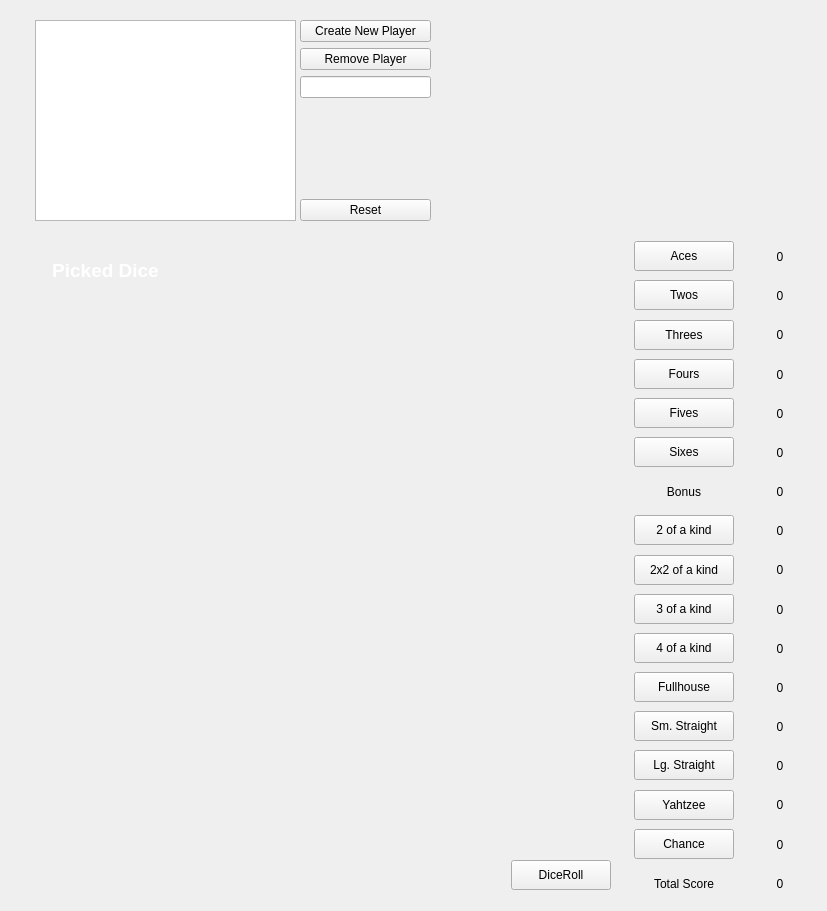
First picture: the form in GUI.ui, repository MoVo01/Kniffel, before the edit.
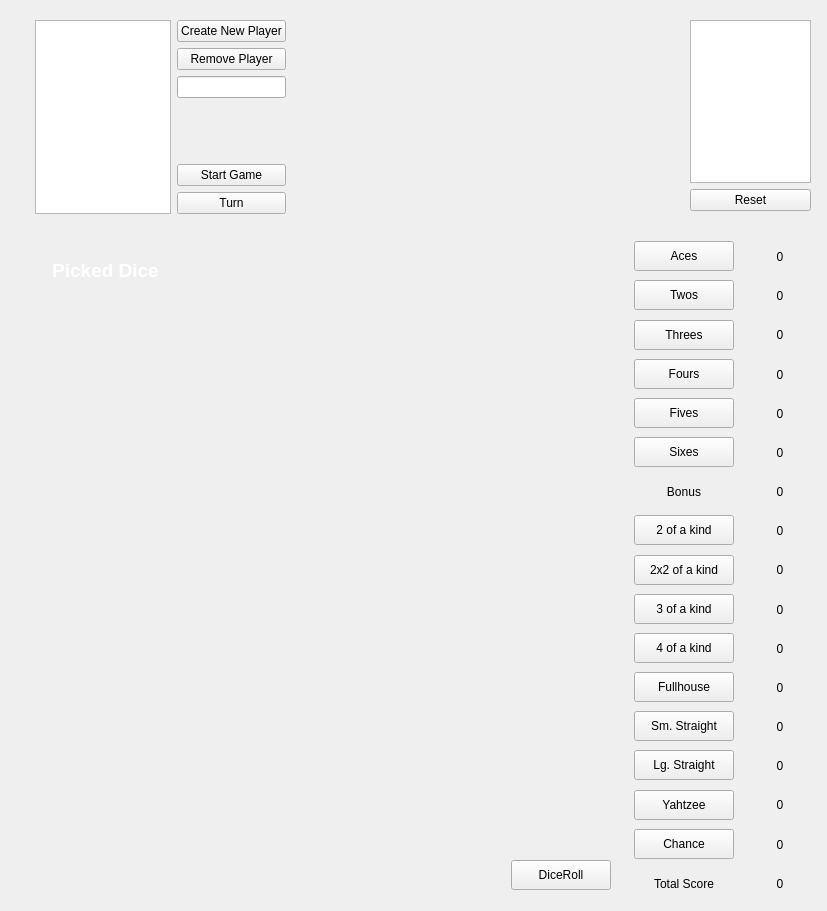
Second picture: the form after the edit. Custom widgets are drawn as their Qt base class.

```diff
--- a/GUI.ui
+++ b/GUI.ui
@@ -18,29 +18,24 @@
     <rect>
      <x>20</x>
      <y>10</y>
-     <width>421</width>
+     <width>801</width>
      <height>211</height>
     </rect>
    </property>
-   <widget class="QListWidget" name="Playerlist">
+   <widget class="QWidget" name="">
     <property name="geometry">
      <rect>
       <x>15</x>
       <y>10</y>
-      <width>261</width>
-      <height>201</height>
+      <width>251</width>
+      <height>194</height>
      </rect>
     </property>
-   </widget>
-   <widget class="QWidget" name="layoutWidget">
-    <property name="geometry">
-     <rect>
-      <x>280</x>
-      <y>10</y>
-      <width>131</width>
-      <height>201</height>
-     </rect>
-    </property>
+    <layout class="QHBoxLayout" name="horizontalLayout_20">
+     <item>
+      <widget class="QListWidget" name="Playerlist"/>
+     </item>
+     <item>
     <layout class="QVBoxLayout" name="verticalLayout">
      <item>
       <widget class="QPushButton" name="CreateNewPlayer">
@@ -79,6 +74,37 @@
       </spacer>
      </item>
      <item>
+        <widget class="QPushButton" name="StartGame">
+         <property name="text">
+          <string>Start Game</string>
+         </property>
+        </widget>
+       </item>
+       <item>
+        <widget class="QPushButton" name="pushButton">
+         <property name="text">
+          <string>Turn</string>
+         </property>
+        </widget>
+       </item>
+      </layout>
+     </item>
+    </layout>
+   </widget>
+   <widget class="QWidget" name="">
+    <property name="geometry">
+     <rect>
+      <x>670</x>
+      <y>10</y>
+      <width>121</width>
+      <height>191</height>
+     </rect>
+    </property>
+    <layout class="QVBoxLayout" name="verticalLayout_3">
+     <item>
+      <widget class="QTableView" name="PointOverview"/>
+     </item>
+     <item>
       <widget class="QPushButton" name="Reset">
        <property name="text">
         <string>Reset</string>
```
Left out of the diff: 29 changed lines with no effect on the pictures. Lines whose indentation alone changed are shown as unchanged.
